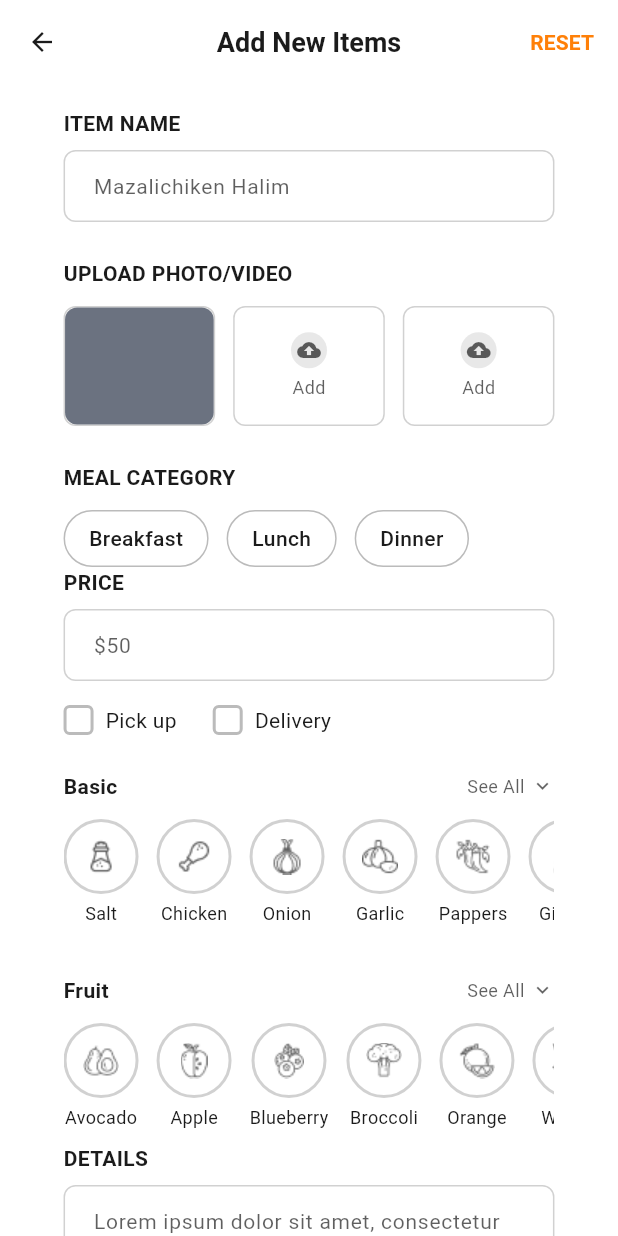
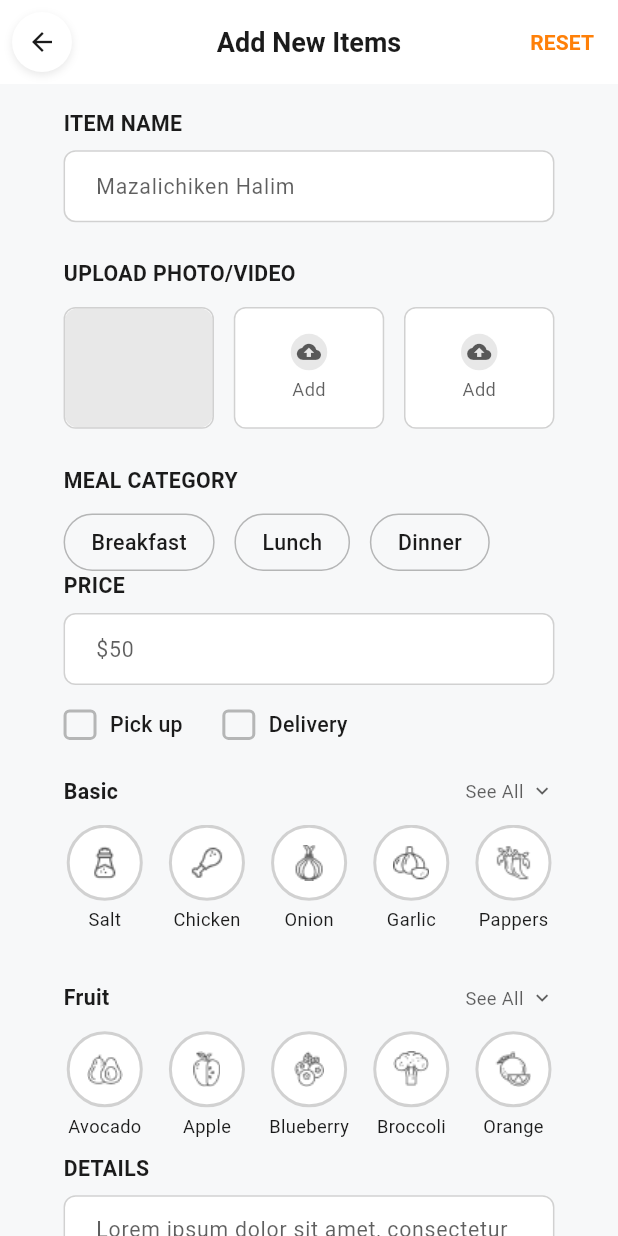
Before and after one commit to Mohamed47Elmelegy/restaurant_system_flutter, a Flutter app: the AdminAddItemPage screen opened by its route, after a tap on "RESET", on a phone screen of 412 x 824 dp. Run offline on Flutter 3.47's test engine with Material 3 defaults, Android fonts, the phone set to English and light mode, and no system bars; our stand-ins replace dartz, dio, equatable, fl_chart, flutter_bloc, flutter_easyloading and 6 more; accounts and stored records are empty.

Commit message:
refactor: enhance AdminAddItemPage with responsive design and theme integration
- Updated AdminAddItemPage to utilize ResponsiveHelper for adaptive layouts.
- Replaced hardcoded colors with ThemeHelper for consistent theming across UI components.
- Improved SnackBar styling to align with theme colors.
- Refactored various widgets to use flutter_screenutil for responsive sizing.
- Enhanced CustomAppBar and other widgets to follow the new theming approach.

```diff
--- a/lib/features/admin/presentation/pages/add_items/presentation/pages/admin_add_item_page.dart
+++ b/lib/features/admin/presentation/pages/add_items/presentation/pages/admin_add_item_page.dart
@@ -1,5 +1,7 @@
 import 'package:flutter/material.dart';
-import '../../../../../../../core/theme/app_colors.dart';
+import 'package:flutter_screenutil/flutter_screenutil.dart';
+import '../../../../../../../core/theme/theme_helper.dart';
+import '../../../../../../../core/utils/responsive_helper.dart';
 import '../widgets/index.dart';
 
 class AdminAddItemPage extends StatefulWidget {
@@ -33,14 +35,18 @@ class _AdminAddItemPageState extends State<AdminAddItemPage> {
   @override
   Widget build(BuildContext context) {
     return Scaffold(
-      backgroundColor: Colors.white,
+      backgroundColor: ThemeHelper.getBackgroundColor(context),
       appBar: CustomAppBar(
         onBackPressed: () => Navigator.pop(context),
         onResetPressed: _onResetPressed,
       ),
       body: SafeArea(
-        child: Padding(
-          padding: EdgeInsets.symmetric(horizontal: 24.w),
+        child: ResponsiveHelper.responsiveLayout(
+          builder: (context, constraints) {
+            return Padding(
+              padding: EdgeInsets.symmetric(
+                horizontal: ResponsiveHelper.isMobile(context) ? 24.w : 32.w,
+              ),
               child: AddItemFormWidget(
                 formKey: _formKey,
                 nameController: _nameController,
@@ -94,6 +100,8 @@ class _AdminAddItemPageState extends State<AdminAddItemPage> {
                 },
                 onSavePressed: _onSaveChanges,
               ),
+            );
+          },
         ),
       ),
     );
@@ -127,8 +135,16 @@ class _AdminAddItemPageState extends State<AdminAddItemPage> {
       // TODO: Implement save functionality
       ScaffoldMessenger.of(context).showSnackBar(
         SnackBar(
-          content: Text('Item saved successfully'),
-          backgroundColor: AppColors.success,
+          content: Text(
+            'Item saved successfully',
+            style: TextStyle(
+              color: ThemeHelper.getPrimaryTextColor(context),
+              fontWeight: FontWeight.w500,
+            ),
+          ),
+          backgroundColor: ThemeHelper.getPrimaryColorForTheme(context),
+          behavior: SnackBarBehavior.floating,
+          shape: RoundedRectangleBorder(borderRadius: BorderRadius.circular(8)),
         ),
       );
       Navigator.pop(context);
--- a/lib/features/admin/presentation/pages/add_items/presentation/widgets/custom_app_bar.dart
+++ b/lib/features/admin/presentation/pages/add_items/presentation/widgets/custom_app_bar.dart
@@ -1,5 +1,4 @@
 import 'package:flutter/material.dart';
-import '../../../../../../../core/theme/app_colors.dart';
 import '../../../../../../../core/theme/theme_helper.dart';
 
 class CustomAppBar extends StatelessWidget implements PreferredSizeWidget {
@@ -15,13 +14,22 @@ class CustomAppBar extends StatelessWidget implements PreferredSizeWidget {
   @override
   Widget build(BuildContext context) {
     return AppBar(
-      backgroundColor: Colors.white,
+      backgroundColor: ThemeHelper.getSurfaceColor(context),
       elevation: 0,
       leading: Container(
         margin: const EdgeInsets.all(8),
         decoration: BoxDecoration(
           color: ThemeHelper.getInputBackgroundColor(context),
           shape: BoxShape.circle,
+          boxShadow: [
+            BoxShadow(
+              color: ThemeHelper.getPrimaryTextColor(
+                context,
+              ).withValues(alpha: 0.1),
+              blurRadius: 4,
+              offset: const Offset(0, 2),
+            ),
+          ],
         ),
         child: IconButton(
           onPressed: onBackPressed,
@@ -44,10 +52,14 @@ class CustomAppBar extends StatelessWidget implements PreferredSizeWidget {
       actions: [
         TextButton(
           onPressed: onResetPressed,
+          style: TextButton.styleFrom(
+            foregroundColor: ThemeHelper.getPrimaryColorForTheme(context),
+            padding: const EdgeInsets.symmetric(horizontal: 16, vertical: 8),
+          ),
           child: Text(
             'RESET',
             style: TextStyle(
-              color: AppColors.lightPrimary,
+              color: ThemeHelper.getPrimaryColorForTheme(context),
               fontSize: 14,
               fontWeight: FontWeight.w600,
             ),
--- a/lib/features/admin/presentation/pages/add_items/presentation/widgets/custom_text_field.dart
+++ b/lib/features/admin/presentation/pages/add_items/presentation/widgets/custom_text_field.dart
@@ -1,5 +1,5 @@
 import 'package:flutter/material.dart';
-import '../../../../../../../core/theme/app_colors.dart';
+import 'package:flutter_screenutil/flutter_screenutil.dart';
 import '../../../../../../../core/theme/theme_helper.dart';
 
 class CustomTextField extends StatelessWidget {
@@ -30,22 +30,26 @@ class CustomTextField extends StatelessWidget {
         Text(
           label,
           style: TextStyle(
-            fontSize: 14,
+            fontSize: 14.sp,
             fontWeight: FontWeight.w600,
             color: ThemeHelper.getPrimaryTextColor(context),
           ),
         ),
-        const SizedBox(height: 8),
+        SizedBox(height: 8.h),
         TextFormField(
           controller: controller,
           keyboardType: keyboardType,
           maxLines: maxLines,
           validator: validator,
+          style: TextStyle(
+            color: ThemeHelper.getPrimaryTextColor(context),
+            fontSize: 14.sp,
+          ),
           decoration: InputDecoration(
             hintText: hint,
             hintStyle: TextStyle(
               color: ThemeHelper.getSecondaryTextColor(context),
-              fontSize: 14,
+              fontSize: 14.sp,
             ),
             filled: true,
             fillColor: ThemeHelper.getInputBackgroundColor(context),
@@ -67,15 +71,25 @@ class CustomTextField extends StatelessWidget {
             ),
             focusedBorder: OutlineInputBorder(
               borderRadius: BorderRadius.circular(8),
-              borderSide: BorderSide(color: AppColors.lightPrimary, width: 2),
+              borderSide: BorderSide(
+                color: ThemeHelper.getPrimaryColorForTheme(context),
+                width: 2,
+              ),
             ),
             errorBorder: OutlineInputBorder(
               borderRadius: BorderRadius.circular(8),
-              borderSide: BorderSide(color: AppColors.error),
+              borderSide: BorderSide(color: ThemeHelper.getErrorColor(context)),
             ),
-            contentPadding: const EdgeInsets.symmetric(
-              horizontal: 16,
-              vertical: 12,
+            focusedErrorBorder: OutlineInputBorder(
+              borderRadius: BorderRadius.circular(8),
+              borderSide: BorderSide(
+                color: ThemeHelper.getErrorColor(context),
+                width: 2,
+              ),
+            ),
+            contentPadding: EdgeInsets.symmetric(
+              horizontal: 16.w,
+              vertical: 12.h,
             ),
           ),
         ),
--- a/lib/features/admin/presentation/pages/add_items/presentation/widgets/delivery_options_widget.dart
+++ b/lib/features/admin/presentation/pages/add_items/presentation/widgets/delivery_options_widget.dart
@@ -1,5 +1,5 @@
 import 'package:flutter/material.dart';
-import '../../../../../../../core/theme/app_colors.dart';
+import 'package:flutter_screenutil/flutter_screenutil.dart';
 import '../../../../../../../core/theme/theme_helper.dart';
 
 class DeliveryOptionsWidget extends StatelessWidget {
@@ -26,7 +26,7 @@ class DeliveryOptionsWidget extends StatelessWidget {
           onChanged: onPickupChanged,
           label: 'Pick up',
         ),
-        const SizedBox(width: 24),
+        SizedBox(width: 24.w),
         _buildCheckbox(
           context,
           value: isDeliverySelected,
@@ -48,13 +48,15 @@ class DeliveryOptionsWidget extends StatelessWidget {
       child: Row(
         children: [
           Container(
-            width: 20,
-            height: 20,
+            width: 20.w,
+            height: 20.h,
             decoration: BoxDecoration(
-              color: value ? AppColors.lightPrimary : Colors.transparent,
+              color: value
+                  ? ThemeHelper.getPrimaryColorForTheme(context)
+                  : Colors.transparent,
               border: Border.all(
                 color: value
-                    ? AppColors.lightPrimary
+                    ? ThemeHelper.getPrimaryColorForTheme(context)
                     : ThemeHelper.getSecondaryTextColor(
                         context,
                       ).withValues(alpha: 0.3),
@@ -63,15 +65,20 @@ class DeliveryOptionsWidget extends StatelessWidget {
               borderRadius: BorderRadius.circular(4),
             ),
             child: value
-                ? Icon(Icons.check, size: 14, color: Colors.white)
+                ? Icon(
+                    Icons.check,
+                    size: 14.sp,
+                    color: ThemeHelper.getPrimaryTextColor(context),
+                  )
                 : null,
           ),
-          const SizedBox(width: 8),
+          SizedBox(width: 8.w),
           Text(
             label,
             style: TextStyle(
-              fontSize: 14,
+              fontSize: 14.sp,
               color: ThemeHelper.getPrimaryTextColor(context),
+              fontWeight: FontWeight.w500,
             ),
           ),
         ],
--- a/lib/features/admin/presentation/pages/add_items/presentation/widgets/form_section_widget.dart
+++ b/lib/features/admin/presentation/pages/add_items/presentation/widgets/form_section_widget.dart
@@ -1,4 +1,5 @@
 import 'package:flutter/material.dart';
+import 'package:flutter_screenutil/flutter_screenutil.dart';
 
 class FormSectionWidget extends StatelessWidget {
   final Widget child;
@@ -16,9 +17,9 @@ class FormSectionWidget extends StatelessWidget {
   Widget build(BuildContext context) {
     return Column(
       children: [
-        SizedBox(height: topSpacing),
+        SizedBox(height: topSpacing.h),
         child,
-        SizedBox(height: bottomSpacing),
+        SizedBox(height: bottomSpacing.h),
       ],
     );
   }
--- a/lib/features/admin/presentation/pages/add_items/presentation/widgets/ingredient_selection_widget.dart
+++ b/lib/features/admin/presentation/pages/add_items/presentation/widgets/ingredient_selection_widget.dart
@@ -1,6 +1,6 @@
 import 'package:flutter/material.dart';
+import 'package:flutter_screenutil/flutter_screenutil.dart';
 import '../../../../../../../core/constants/app_icons.dart';
-import '../../../../../../../core/theme/app_colors.dart';
 import '../../../../../../../core/theme/theme_helper.dart';
 
 class IngredientSelectionWidget extends StatelessWidget {
@@ -30,7 +30,7 @@ class IngredientSelectionWidget extends StatelessWidget {
             Text(
               categoryTitle,
               style: TextStyle(
-                fontSize: 14,
+                fontSize: 14.sp,
                 fontWeight: FontWeight.w600,
                 color: ThemeHelper.getPrimaryTextColor(context),
               ),
@@ -43,14 +43,14 @@ class IngredientSelectionWidget extends StatelessWidget {
                     Text(
                       'See All',
                       style: TextStyle(
-                        fontSize: 12,
+                        fontSize: 12.sp,
                         color: ThemeHelper.getSecondaryTextColor(context),
                       ),
                     ),
-                    const SizedBox(width: 4),
+                    SizedBox(width: 4.w),
                     Icon(
                       Icons.keyboard_arrow_down,
-                      size: 16,
+                      size: 16.sp,
                       color: ThemeHelper.getSecondaryTextColor(context),
                     ),
                   ],
@@ -58,9 +58,9 @@ class IngredientSelectionWidget extends StatelessWidget {
               ),
           ],
         ),
-        const SizedBox(height: 12),
+        SizedBox(height: 12.h),
         SizedBox(
-          height: 80,
+          height: 80.h,
           child: ListView.builder(
             scrollDirection: Axis.horizontal,
             itemCount: ingredients.length,
@@ -70,7 +70,7 @@ class IngredientSelectionWidget extends StatelessWidget {
 
               return Padding(
                 padding: EdgeInsets.only(
-                  right: index < ingredients.length - 1 ? 12 : 0,
+                  right: index < ingredients.length - 1 ? 12.w : 0,
                 ),
                 child: _buildIngredientButton(context, ingredient, isSelected),
               );
@@ -91,16 +91,18 @@ class IngredientSelectionWidget extends StatelessWidget {
       child: Column(
         children: [
           Container(
-            width: 50,
-            height: 50,
+            width: 50.w,
+            height: 50.h,
             decoration: BoxDecoration(
               color: isSelected
-                  ? AppColors.lightPrimary.withValues(alpha: 0.1)
+                  ? ThemeHelper.getPrimaryColorForTheme(
+                      context,
+                    ).withValues(alpha: 0.1)
                   : ThemeHelper.getInputBackgroundColor(context),
               shape: BoxShape.circle,
               border: Border.all(
                 color: isSelected
-                    ? AppColors.lightPrimary
+                    ? ThemeHelper.getPrimaryColorForTheme(context)
                     : ThemeHelper.getSecondaryTextColor(
                         context,
                       ).withValues(alpha: 0.2),
@@ -110,21 +112,21 @@ class IngredientSelectionWidget extends StatelessWidget {
             child: Center(
               child: Image.asset(
                 ingredient.iconPath,
-                width: 24,
-                height: 24,
+                width: 24.w,
+                height: 24.h,
                 color: isSelected
-                    ? AppColors.lightPrimary
+                    ? ThemeHelper.getPrimaryColorForTheme(context)
                     : ThemeHelper.getSecondaryTextColor(context),
               ),
             ),
           ),
-          const SizedBox(height: 4),
+          SizedBox(height: 4.h),
           Text(
             ingredient.name,
             style: TextStyle(
-              fontSize: 12,
+              fontSize: 12.sp,
               color: isSelected
-                  ? AppColors.lightPrimary
+                  ? ThemeHelper.getPrimaryColorForTheme(context)
                   : ThemeHelper.getPrimaryTextColor(context),
               fontWeight: isSelected ? FontWeight.w600 : FontWeight.normal,
             ),
--- a/lib/features/admin/presentation/pages/add_items/presentation/widgets/meal_category_widget.dart
+++ b/lib/features/admin/presentation/pages/add_items/presentation/widgets/meal_category_widget.dart
@@ -1,5 +1,5 @@
 import 'package:flutter/material.dart';
-import '../../../../../../../core/theme/app_colors.dart';
+import 'package:flutter_screenutil/flutter_screenutil.dart';
 import '../../../../../../../core/theme/theme_helper.dart';
 
 class MealCategoryWidget extends StatelessWidget {
@@ -20,12 +20,12 @@ class MealCategoryWidget extends StatelessWidget {
         Text(
           'MEAL CATEGORY',
           style: TextStyle(
-            fontSize: 14,
+            fontSize: 14.sp,
             fontWeight: FontWeight.w600,
             color: ThemeHelper.getPrimaryTextColor(context),
           ),
         ),
-        const SizedBox(height: 12),
+        SizedBox(height: 12.h),
         Row(
           children: [
             _buildCategoryButton(
@@ -33,9 +33,9 @@ class MealCategoryWidget extends StatelessWidget {
               'Breakfast',
               selectedCategory == 'Breakfast',
             ),
-            const SizedBox(width: 12),
+            SizedBox(width: 12.w),
             _buildCategoryButton(context, 'Lunch', selectedCategory == 'Lunch'),
-            const SizedBox(width: 12),
+            SizedBox(width: 12.w),
             _buildCategoryButton(
               context,
               'Dinner',
@@ -55,13 +55,15 @@ class MealCategoryWidget extends StatelessWidget {
     return GestureDetector(
       onTap: () => onCategoryChanged(category),
       child: Container(
-        padding: const EdgeInsets.symmetric(horizontal: 16, vertical: 8),
+        padding: EdgeInsets.symmetric(horizontal: 16.w, vertical: 8.h),
         decoration: BoxDecoration(
-          color: isSelected ? AppColors.lightPrimary : Colors.transparent,
+          color: isSelected
+              ? ThemeHelper.getPrimaryColorForTheme(context)
+              : Colors.transparent,
           borderRadius: BorderRadius.circular(20),
           border: Border.all(
             color: isSelected
-                ? AppColors.lightPrimary
+                ? ThemeHelper.getPrimaryColorForTheme(context)
                 : ThemeHelper.getSecondaryTextColor(
                     context,
                   ).withValues(alpha: 0.3),
@@ -71,10 +73,10 @@ class MealCategoryWidget extends StatelessWidget {
         child: Text(
           category,
           style: TextStyle(
-            fontSize: 14,
+            fontSize: 14.sp,
             fontWeight: FontWeight.w500,
             color: isSelected
-                ? Colors.white
+                ? ThemeHelper.getPrimaryTextColor(context)
                 : ThemeHelper.getPrimaryTextColor(context),
           ),
         ),
--- a/lib/features/admin/presentation/pages/add_items/presentation/widgets/media_upload_widget.dart
+++ b/lib/features/admin/presentation/pages/add_items/presentation/widgets/media_upload_widget.dart
@@ -1,5 +1,5 @@
 import 'package:flutter/material.dart';
-import '../../../../../../../core/theme/app_colors.dart';
+import 'package:flutter_screenutil/flutter_screenutil.dart';
 import '../../../../../../../core/theme/theme_helper.dart';
 
 class MediaUploadWidget extends StatelessWidget {
@@ -20,12 +20,12 @@ class MediaUploadWidget extends StatelessWidget {
         Text(
           'UPLOAD PHOTO/VIDEO',
           style: TextStyle(
-            fontSize: 14,
+            fontSize: 14.sp,
             fontWeight: FontWeight.w600,
             color: ThemeHelper.getPrimaryTextColor(context),
           ),
         ),
-        const SizedBox(height: 12),
+        SizedBox(height: 12.h),
         Row(
           children: [
             // First upload area (shows uploaded image or placeholder)
@@ -38,10 +38,10 @@ class MediaUploadWidget extends StatelessWidget {
                     : null,
               ),
             ),
-            const SizedBox(width: 12),
+            SizedBox(width: 12.w),
             // Second upload area (add button)
             Expanded(child: _buildAddButton(context)),
-            const SizedBox(width: 12),
+            SizedBox(width: 12.w),
             // Third upload area (add button)
             Expanded(child: _buildAddButton(context)),
           ],
@@ -56,7 +56,7 @@ class MediaUploadWidget extends StatelessWidget {
     String? imagePath,
   }) {
     return Container(
-      height: 80,
+      height: 80.h,
       decoration: BoxDecoration(
         color: hasImage
             ? Colors.transparent
@@ -82,9 +82,9 @@ class MediaUploadWidget extends StatelessWidget {
             )
           : Container(
               decoration: BoxDecoration(
-                color: const Color(
-                  0xFF6B7280,
-                ), // Medium gray-blue as shown in image
+                color: ThemeHelper.getSecondaryTextColor(
+                  context,
+                ).withValues(alpha: 0.1),
                 borderRadius: BorderRadius.circular(8),
               ),
             ),
@@ -93,7 +93,7 @@ class MediaUploadWidget extends StatelessWidget {
 
   Widget _buildAddButton(BuildContext context) {
     return Container(
-      height: 80,
+      height: 80.h,
       decoration: BoxDecoration(
         color: ThemeHelper.getInputBackgroundColor(context),
         borderRadius: BorderRadius.circular(8),
@@ -111,8 +111,8 @@ class MediaUploadWidget extends StatelessWidget {
           mainAxisAlignment: MainAxisAlignment.center,
           children: [
             Container(
-              width: 24,
-              height: 24,
+              width: 24.w,
+              height: 24.h,
               decoration: BoxDecoration(
                 color: ThemeHelper.getSecondaryTextColor(
                   context,
@@ -121,15 +121,15 @@ class MediaUploadWidget extends StatelessWidget {
               ),
               child: Icon(
                 Icons.cloud_upload,
-                size: 16,
+                size: 16.sp,
                 color: ThemeHelper.getSecondaryTextColor(context),
               ),
             ),
-            const SizedBox(height: 4),
+            SizedBox(height: 4.h),
             Text(
               'Add',
               style: TextStyle(
-                fontSize: 12,
+                fontSize: 12.sp,
                 color: ThemeHelper.getSecondaryTextColor(context),
               ),
             ),
--- a/lib/features/admin/presentation/pages/add_items/presentation/widgets/save_button_widget.dart
+++ b/lib/features/admin/presentation/pages/add_items/presentation/widgets/save_button_widget.dart
@@ -1,5 +1,6 @@
 import 'package:flutter/material.dart';
-import '../../../../../../../core/theme/app_colors.dart';
+import 'package:flutter_screenutil/flutter_screenutil.dart';
+import '../../../../../../../core/theme/theme_helper.dart';
 
 class SaveButtonWidget extends StatelessWidget {
   final VoidCallback onPressed;
@@ -15,10 +16,19 @@ class SaveButtonWidget extends StatelessWidget {
   Widget build(BuildContext context) {
     return Container(
       width: double.infinity,
-      height: 56,
+      height: 56.h,
       decoration: BoxDecoration(
-        color: AppColors.lightPrimary,
+        color: ThemeHelper.getPrimaryColorForTheme(context),
         borderRadius: BorderRadius.circular(8),
+        boxShadow: [
+          BoxShadow(
+            color: ThemeHelper.getPrimaryColorForTheme(
+              context,
+            ).withValues(alpha: 0.3),
+            blurRadius: 8,
+            offset: const Offset(0, 4),
+          ),
+        ],
       ),
       child: Material(
         color: Colors.transparent,
@@ -28,9 +38,9 @@ class SaveButtonWidget extends StatelessWidget {
           child: Center(
             child: Text(
               text,
-              style: const TextStyle(
-                color: Colors.white,
-                fontSize: 16,
+              style: TextStyle(
+                color: ThemeHelper.getPrimaryTextColor(context),
+                fontSize: 16.sp,
                 fontWeight: FontWeight.w600,
               ),
             ),
```
Also changed, not shown: 1 other file. Lines whose indentation alone changed are shown as unchanged.
